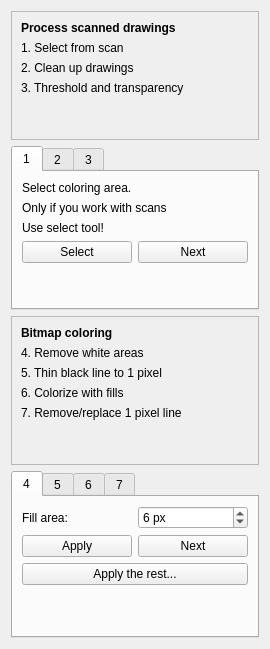
This is app/ui/bitmapcoloringwidget.ui in pencil2d/pencil as Qt 5 draws it before an edit. The edited form follows.
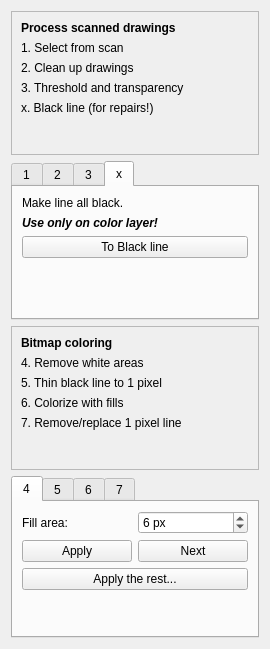
This is the edited form.

What changed in the file:
```diff
--- a/app/ui/bitmapcoloringwidget.ui
+++ b/app/ui/bitmapcoloringwidget.ui
@@ -59,6 +59,13 @@
           </property>
          </widget>
         </item>
+        <item>
+         <widget class="QLabel" name="label_6">
+          <property name="text">
+           <string>x. Black line (for repairs!)</string>
+          </property>
+         </widget>
+        </item>
         <item>
          <spacer name="verticalSpacer_9">
           <property name="orientation">
@@ -80,7 +87,7 @@
    <item>
     <widget class="QTabWidget" name="tabWidgetScans">
      <property name="currentIndex">
-      <number>0</number>
+      <number>3</number>
      </property>
      <widget class="QWidget" name="tab_1">
       <attribute name="title">
@@ -251,10 +258,65 @@
        </item>
       </layout>
      </widget>
+     <widget class="QWidget" name="tab_x">
+      <attribute name="title">
+       <string>x</string>
+      </attribute>
+      <layout class="QVBoxLayout" name="verticalLayout_14">
+       <item>
+        <layout class="QVBoxLayout" name="verticalLayout_13">
+         <item>
+          <widget class="QLabel" name="labx_1">
+           <property name="text">
+            <string>Make line all black.</string>
+           </property>
+          </widget>
+         </item>
+         <item>
+          <widget class="QLabel" name="labx_2">
+           <property name="font">
+            <font>
+             <weight>75</weight>
+             <italic>true</italic>
+             <bold>true</bold>
+            </font>
+           </property>
+           <property name="text">
+            <string>Use only on color layer!</string>
+           </property>
+          </widget>
+         </item>
+         <item>
+          <widget class="QPushButton" name="btnx_blackLine">
+           <property name="text">
+            <string>To Black line</string>
+           </property>
+          </widget>
+         </item>
+         <item>
+          <spacer name="verticalSpacer_10">
+           <property name="orientation">
+            <enum>Qt::Vertical</enum>
+           </property>
+           <property name="sizeHint" stdset="0">
+            <size>
+             <width>20</width>
+             <height>18</height>
+            </size>
+           </property>
+          </spacer>
+         </item>
+        </layout>
+       </item>
+      </layout>
+     </widget>
     </widget>
    </item>
    <item>
     <widget class="QFrame" name="frame_2">
+     <property name="autoFillBackground">
+      <bool>false</bool>
+     </property>
      <property name="frameShape">
       <enum>QFrame::StyledPanel</enum>
      </property>
```
